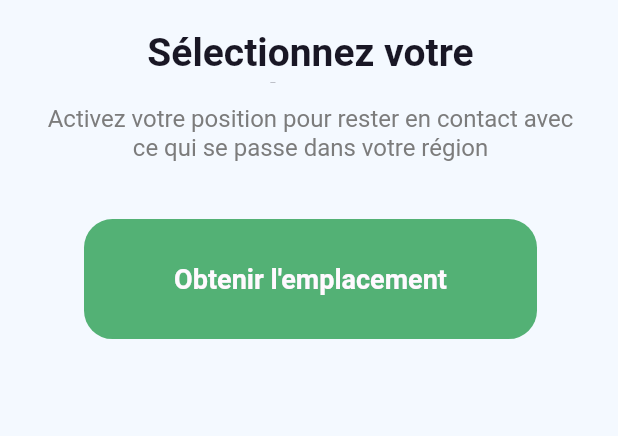
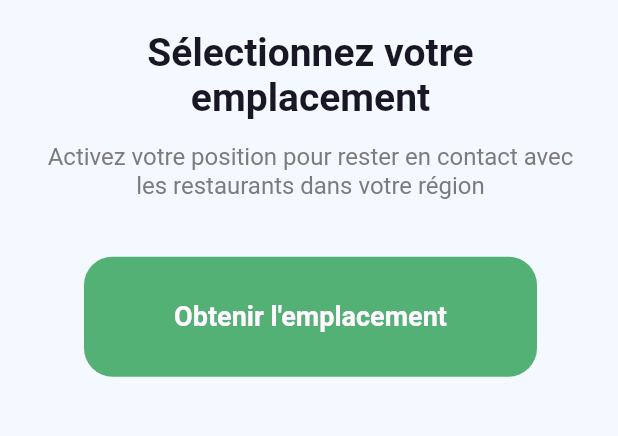
Before and after one commit to toubal77/kw_express_pfe, a Flutter app: the screen it shows after launch, on a phone screen of 412 x 824 dp, the part 505-941 px from its top. Run offline on Flutter 3.47's test engine with Material 2 defaults, Android fonts, the phone set to English and light mode, and no system bars; our stand-ins replace bordered_text, cached_network_image, carousel_slider, cloud_firestore, firebase_auth, firebase_core and 11 more; missing offline and left inert: email_launcher, flutter_share, geocode, speed_dial_fab; accounts and stored records are empty; project files that could hold a hidden picture were left out.

Commit message:
update size text ui

```diff
--- a/lib/app/auth/location.dart
+++ b/lib/app/auth/location.dart
@@ -116,7 +116,7 @@ class _SelectLocationState extends State<SelectLocation> {
                     children: [
                       SizedBox(
                         width: 246.w,
-                        height: 29.h,
+                        height: 50.h,
                         child: Text(
                           'Sélectionnez votre emplacement',
                           style: TextStyle(
@@ -134,7 +134,7 @@ class _SelectLocationState extends State<SelectLocation> {
                         width: 324.w,
                         height: 57.h,
                         child: Text(
-                          "Activez votre position pour rester en contact avec ce qui se passe dans votre région",
+                          "Activez votre position pour rester en contact avec les restaurants dans votre région",
                           style: TextStyle(
                             fontSize: 16,
                             color: Color(0xff7C7C7C),
--- a/lib/app/auth/sing_in/sing_in_form.dart
+++ b/lib/app/auth/sing_in/sing_in_form.dart
@@ -109,7 +109,7 @@ class _SignInFormState extends State<SignInForm> {
                     ),
                     SizedBox(
                       width: 233.w,
-                      height: 14.h,
+                      height: 30.h,
                       child: Text(
                         'Entrez votre email et votre mot de passe',
                         style: TextStyle(
--- a/lib/app/home_admin/carousel_slider/add_carousel_slider.dart
+++ b/lib/app/home_admin/carousel_slider/add_carousel_slider.dart
@@ -151,9 +151,9 @@ class _AddCarouselSliderState extends State<AddCarouselSlider> {
       body: Stack(
         children: [
           Padding(
-            padding: const EdgeInsets.only(top: 40.0, left: 20, right: 20),
+            padding: const EdgeInsets.only(top: 60.0, left: 20, right: 20),
             child: Text(
-              "Image principale du produit\nVeuillez choisir une image horizontale ",
+              "Veuillez choisir une image horizontale ",
               textAlign: TextAlign.center,
               style: TextStyle(
                 fontSize: 20,
```
